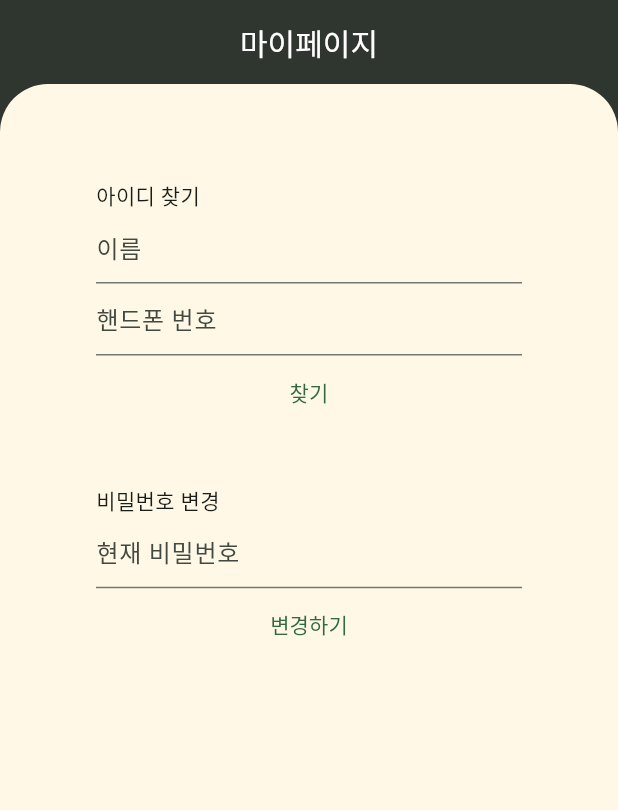
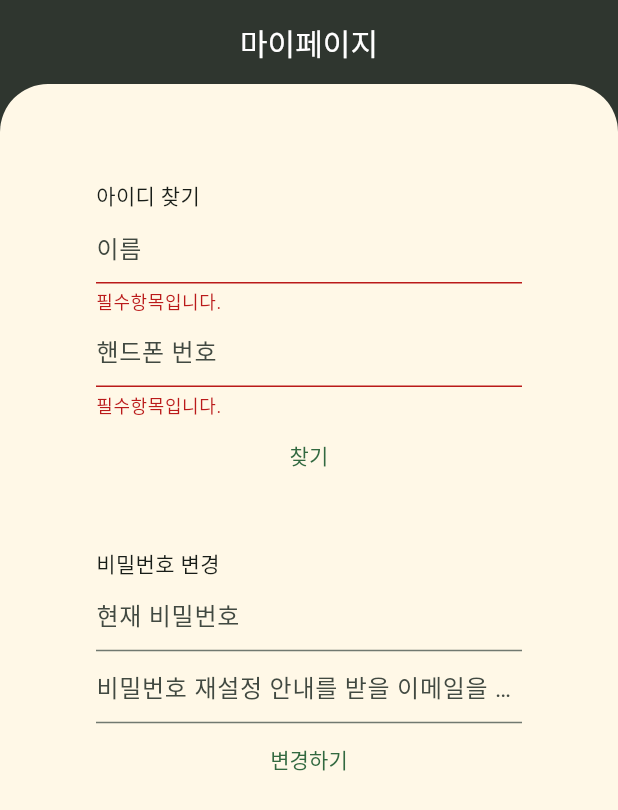
Before and after one commit to ALSDlab/birthday_presents_web_app, a Flutter app: the ChangePasswordPage screen opened directly, after a tap on "찾기", on a phone screen of 412 x 824 dp. Shown: the top 810 px of the screen. Run offline on Flutter 3.47's test engine with Material 3 defaults, Android fonts, the phone set to English and light mode, and no system bars; our stand-ins replace badges, bootstrap_icons, cached_network_image, cloud_firestore, connectivity_plus, firebase_auth and 8 more; missing offline and left inert: bootpay, daum_postcode_search, kpostal_web; accounts and stored records are empty; generated files the repository leaves out were written again; Roboto replaces fonts that are missing (Jalnan, Kopub).

Commit message:
chore: 아이디 찾기 구현

```diff
--- a/lib/view/page/change_password_page/change_password_page.dart
+++ b/lib/view/page/change_password_page/change_password_page.dart
@@ -1,6 +1,7 @@
 import 'package:firebase_auth/firebase_auth.dart';
 import 'package:flutter/material.dart';
 import 'package:flutter_screenutil/flutter_screenutil.dart';
+import 'package:myk_market_app/view/page/change_password_page/change_password_page_view_model.dart';
 
 class ChangePasswordPage extends StatefulWidget {
   const ChangePasswordPage({super.key});
@@ -11,7 +12,7 @@ class ChangePasswordPage extends StatefulWidget {
 
 class _ChangePasswordPageState extends State<ChangePasswordPage> {
   final _currentPasswordController = TextEditingController();
-  final _newPasswordController = TextEditingController();
+  final _emailController = TextEditingController();
   final _phoneController = TextEditingController();
   final _nameController = TextEditingController();
   final GlobalKey<FormState> _formKey = GlobalKey<FormState>();
@@ -19,6 +20,8 @@ class _ChangePasswordPageState extends State<ChangePasswordPage> {
 
   @override
   Widget build(BuildContext context) {
+    final viewModel = ChangePasswordViewModel();
+
     return Scaffold(
       appBar: AppBar(
         automaticallyImplyLeading: false,
@@ -68,7 +71,22 @@ class _ChangePasswordPageState extends State<ChangePasswordPage> {
                   ),
                 ),
                 TextButton(
-                  onPressed: () {},
+                  onPressed: () async {
+                    if (_formKey.currentState!.validate()) {
+                      String id = await viewModel.findDocumentId(
+                          _nameController.text, _phoneController.text);
+                      if (mounted) {
+                        showDialog(
+                          context: context,
+                          builder: (context) {
+                            return AlertDialog(
+                              content: Text('id는 $id 입니다.'),
+                            );
+                          },
+                        );
+                      }
+                    }
+                  },
                   child: Text('찾기'),
                 ),
                 SizedBox(
@@ -77,7 +95,9 @@ class _ChangePasswordPageState extends State<ChangePasswordPage> {
                 Text('비밀번호 변경'),
                 Form(
                   key: _formKey2,
-                  child: TextFormField(
+                  child: Column(
+                    children: [
+                      TextFormField(
                         controller: _currentPasswordController,
                         decoration: InputDecoration(hintText: '현재 비밀번호'),
                         obscureText: true,
@@ -87,6 +107,20 @@ class _ChangePasswordPageState extends State<ChangePasswordPage> {
                           }
                           return null;
                         },
+                      ),
+                      TextFormField(
+                        controller: _emailController,
+                        decoration: InputDecoration(
+                            hintText: '비밀번호 재설정 안내를 받을 이메일을 입력해주세요.'),
+                        obscureText: true,
+                        validator: (value) {
+                          if (value == null || value.isEmpty) {
+                            return '필수항목입니다.';
+                          }
+                          return null;
+                        },
+                      ),
+                    ],
                   ),
                 ),
                 TextButton(
```
Also changed, not shown: lib/view/page/change_password_page/change_password_page_view_model.dart (added, +23 -0 lines). Lines whose indentation alone changed are shown as unchanged.
